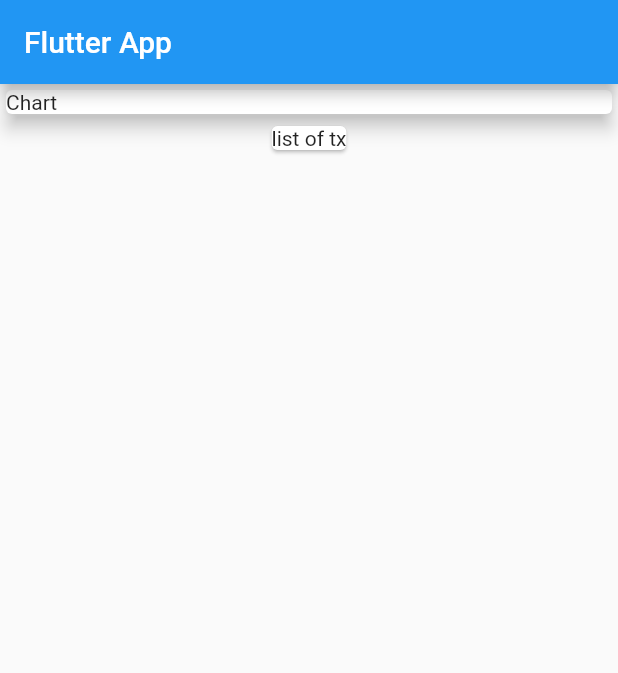
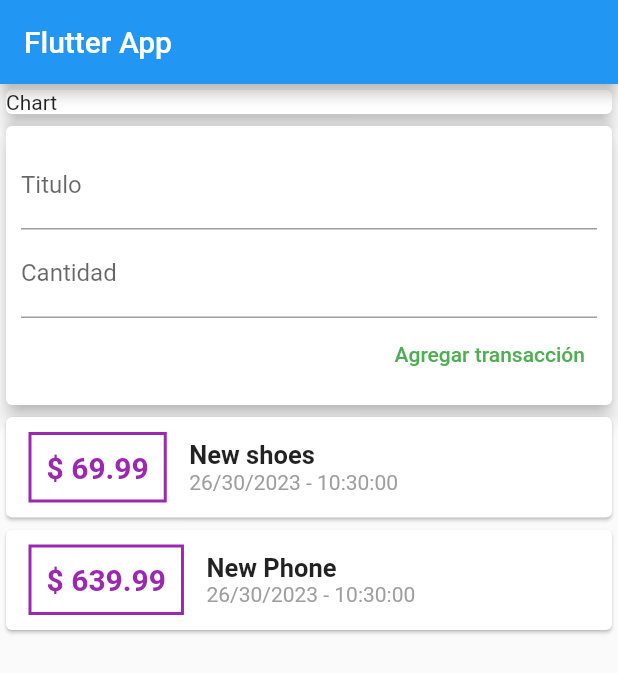
Before and after one commit to facundo-rubino/Personal-expenses-App, a Flutter app: the screen it shows after launch, on a phone screen of 412 x 824 dp. Shown: the top 673 px of the screen. Run offline on Flutter 3.47's test engine with Material 2 defaults, Android fonts, the phone set to English and light mode, and no system bars.

Commit message:
add new transaction

```diff
--- a/lib/main.dart
+++ b/lib/main.dart
@@ -1,4 +1,5 @@
 import 'package:flutter/material.dart';
+import './widgets/user_transactions.dart';
 
 void main() => runApp(MyApp());
 
@@ -13,6 +14,9 @@ class MyApp extends StatelessWidget {
 }
 
 class MyHomePage extends StatelessWidget {
+  String titleInput;
+  String amountInput;
+
   @override
   Widget build(BuildContext context) {
     return Scaffold(
@@ -20,6 +24,7 @@ class MyHomePage extends StatelessWidget {
         title: Text('Flutter App'),
       ),
       body: Column(
+        crossAxisAlignment: CrossAxisAlignment.stretch,
         children: <Widget>[
           Container(
             width: double.infinity,
@@ -28,9 +33,7 @@ class MyHomePage extends StatelessWidget {
               elevation: 5,
             ),
           ),
-          Card(
-            child: Text('list of tx'),
-          ),
+          UserTransactions()
         ],
       ),
     );
--- /dev/null
+++ b/lib/models/transaction.dart
@@ -0,0 +1,15 @@
+import 'package:flutter/foundation.dart';
+
+class Transaction {
+  String id;
+  String title;
+  double amount;
+  DateTime date;
+
+  Transaction({
+    @required this.id,
+    @required this.title,
+    @required this.amount,
+    @required this.date,
+  });
+}
--- /dev/null
+++ b/lib/widgets/new_transaction.dart
@@ -0,0 +1,60 @@
+import 'package:flutter/src/foundation/key.dart';
+import 'package:flutter/src/widgets/container.dart';
+import 'package:flutter/src/widgets/framework.dart';
+
+import 'package:flutter/material.dart';
+
+class NewTransaction extends StatelessWidget {
+/*   const NewTransaction({Key key}) : super(key: key);
+ */
+
+  final titleController = TextEditingController();
+  final amountController = TextEditingController();
+  final Function addTransaction;
+
+  NewTransaction(this.addTransaction);
+
+  @override
+  Widget build(BuildContext context) {
+    return Card(
+      elevation: 5,
+      child: Container(
+        padding: EdgeInsets.all(10),
+        child: Column(
+            crossAxisAlignment: CrossAxisAlignment.end,
+            children: <Widget>[
+              TextField(
+                decoration: InputDecoration(
+                  labelText: 'Titulo',
+                ),
+                controller: titleController,
+                /*  onChanged: (value) {
+                  titleInput = value;
+                }, */
+              ),
+              TextField(
+                decoration: InputDecoration(
+                  labelText: 'Cantidad',
+                ),
+                controller: amountController,
+
+                /*  onChanged: (value) {
+                  amountInput = value;
+                }, */
+              ),
+              TextButton(
+                  child: Text('Agregar transacción'),
+                  onPressed: () {
+                    addTransaction(
+                      titleController.text,
+                      double.parse(amountController.text),
+                    );
+                  },
+                  style: ElevatedButton.styleFrom(
+                    onPrimary: Colors.green,
+                  ))
+            ]),
+      ),
+    );
+  }
+}
--- /dev/null
+++ b/lib/widgets/transaction_list.dart
@@ -0,0 +1,65 @@
+import 'package:flutter/material.dart';
+import 'package:intl/intl.dart';
+
+import '../models/transaction.dart';
+
+class TransactionList extends StatelessWidget {
+  final List<Transaction> transactions;
+
+  TransactionList(this.transactions);
+
+  @override
+  Widget build(BuildContext context) {
+    return Column(
+      children: transactions.map(((t) {
+        return Card(
+          child: Row(
+            children: <Widget>[
+              Container(
+                margin: EdgeInsets.symmetric(
+                  vertical: 10,
+                  horizontal: 15,
+                ),
+                decoration: BoxDecoration(
+                  border: Border.all(
+                    color: Colors.purple,
+                    width: 2,
+                  ),
+                ),
+                child: Text(
+                  '\$ ${t.amount}',
+                  style: TextStyle(
+                    fontWeight: FontWeight.bold,
+                    fontSize: 20,
+                    color: Colors.purple,
+                  ),
+                ),
+                padding: EdgeInsets.all(10),
+              ),
+              Column(
+                crossAxisAlignment: CrossAxisAlignment.start,
+                children: <Widget>[
+                  Text(
+                    t.title,
+                    style: TextStyle(
+                      fontWeight: FontWeight.bold,
+                      fontSize: 17,
+                    ),
+                  ),
+                  Text(
+                    DateFormat(
+                      'DD/mm/yyyy - HH:mm:ss',
+                    ).format(t.date),
+                    style: TextStyle(
+                      color: Colors.grey,
+                    ),
+                  ),
+                ],
+              )
+            ],
+          ),
+        );
+      })).toList(),
+    );
+  }
+}
--- /dev/null
+++ b/lib/widgets/user_transactions.dart
@@ -0,0 +1,55 @@
+import 'package:flutter/src/foundation/key.dart';
+import 'package:flutter/src/widgets/container.dart';
+import 'package:flutter/src/widgets/framework.dart';
+
+import 'package:flutter/material.dart';
+import './new_transaction.dart';
+import './transaction_list.dart';
+import '../models/transaction.dart';
+
+class UserTransactions extends StatefulWidget {
+  const UserTransactions({Key key}) : super(key: key);
+
+  @override
+  State<UserTransactions> createState() => _UserTransactionsState();
+}
+
+class _UserTransactionsState extends State<UserTransactions> {
+  final List<Transaction> _userTransactions = [
+    Transaction(
+      id: 't1',
+      title: 'New shoes',
+      amount: 69.99,
+      date: DateTime.now(),
+    ),
+    Transaction(
+      id: 't2',
+      title: 'New Phone',
+      amount: 639.99,
+      date: DateTime.now(),
+    ),
+  ];
+
+  void _addNewTransaction(String title, double amount) {
+    final newTransaction = Transaction(
+      title: title,
+      amount: amount,
+      date: DateTime.now(),
+      id: DateTime.now().toString(),
+    );
+
+    setState(() {
+      _userTransactions.add(newTransaction);
+    });
+  }
+
+  @override
+  Widget build(BuildContext context) {
+    return Column(
+      children: <Widget>[
+        NewTransaction(_addNewTransaction),
+        TransactionList(_userTransactions),
+      ],
+    );
+  }
+}
```
Also changed, not shown: pubspec.yaml (+8 -9 lines), pubspec.lock.
